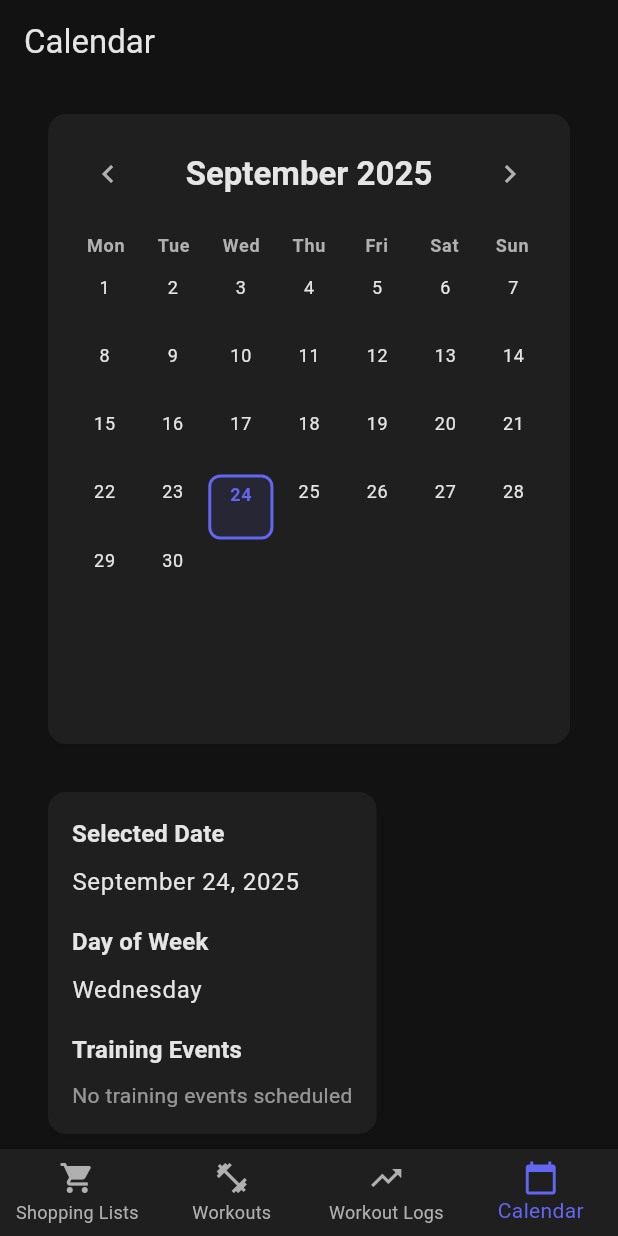
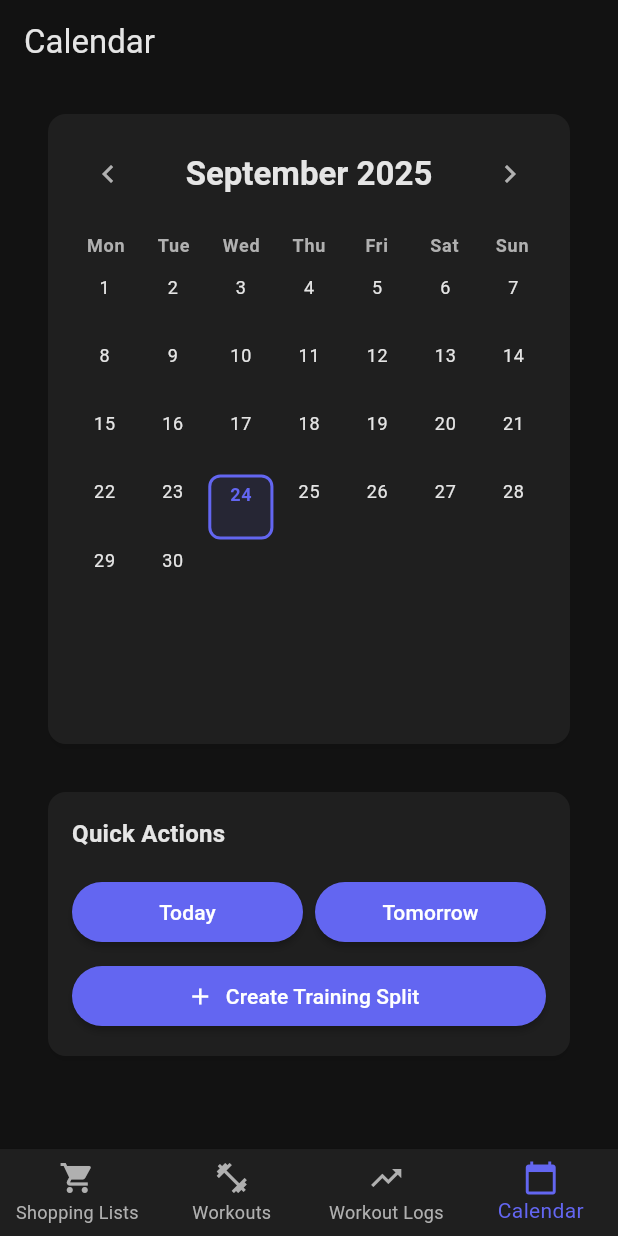
Before and after one commit to xDeZex/universal, a Flutter app: the screen it shows after launch, item 4 of the bottom bar chosen, on a phone screen of 412 x 824 dp. Run offline on Flutter 3.47's test engine with Material 3 defaults, Android fonts, the phone set to English and light mode, and no system bars; our stand-ins replace fl_chart, shared_preferences.

Commit message:
remove: DateInfoCard from calendar screen
- Remove DateInfoCard widget and import from calendar screen
- Delete DateInfoCard widget implementation file
- Delete DateInfoCard test files (date_info_card_test.dart, date_info_card_with_events_test.dart)
- Update calendar integration tests to remove DateInfoCard expectations
- Update calendar screen tests to remove DateInfoCard references
- Fix main screen test to expect Quick Actions instead of Selected Date
- All tests now pass after removing the date info display box

🤖 Generated with [Claude Code](https://claude.ai/code)

Co-Authored-By: Claude <noreply@anthropic.com>

```diff
--- a/lib/screens/calendar_screen.dart
+++ b/lib/screens/calendar_screen.dart
@@ -1,6 +1,5 @@
 import 'package:flutter/material.dart';
 import '../widgets/calendar_date_card.dart';
-import '../widgets/date_info_card.dart';
 import '../widgets/quick_actions_card.dart';
 import '../widgets/create_training_split_dialog.dart';
 import '../widgets/add_event_dialog.dart';
@@ -37,11 +36,6 @@ class _CalendarScreenState extends State<CalendarScreen> {
               onDateChanged: _updateSelectedDate,
               onDayTap: _showAddEventDialog,
               trainingSplitService: _trainingSplitService,
-            ),
-            const SizedBox(height: 24),
-            DateInfoCard(
-              selectedDate: _selectedDate,
-              events: _trainingSplitService.getEventsForDate(_selectedDate),
             ),
             const SizedBox(height: 24),
             QuickActionsCard(
--- a/lib/widgets/date_info_card.dart
+++ /dev/null
@@ -1,169 +0,0 @@
-import 'package:flutter/material.dart';
-import '../models/calendar_event.dart';
-import '../utils/date_formatter.dart';
-
-class DateInfoCard extends StatelessWidget {
-  const DateInfoCard({
-    super.key,
-    required this.selectedDate,
-    this.events = const [],
-  });
-
-  final DateTime selectedDate;
-  final List<CalendarEvent> events;
-
-  @override
-  Widget build(BuildContext context) {
-    final theme = Theme.of(context);
-
-    return Card(
-      child: Padding(
-        padding: const EdgeInsets.all(16.0),
-        child: Column(
-          crossAxisAlignment: CrossAxisAlignment.start,
-          children: [
-            _buildInfoSection(
-              title: 'Selected Date',
-              content: DateFormatter.formatDate(selectedDate),
-              theme: theme,
-            ),
-            const SizedBox(height: 16),
-            _buildInfoSection(
-              title: 'Day of Week',
-              content: DateFormatter.formatWeekday(selectedDate),
-              theme: theme,
-            ),
-            const SizedBox(height: 16),
-            _buildEventsSection(theme),
-          ],
-        ),
-      ),
-    );
-  }
-
-  Widget _buildInfoSection({
-    required String title,
-    required String content,
-    required ThemeData theme,
-  }) {
-    return Column(
-      crossAxisAlignment: CrossAxisAlignment.start,
-      children: [
-        Text(
-          title,
-          style: theme.textTheme.titleMedium?.copyWith(
-            fontWeight: FontWeight.bold,
-          ),
-        ),
-        const SizedBox(height: 8),
-        Text(
-          content,
-          style: theme.textTheme.bodyLarge,
-        ),
-      ],
-    );
-  }
-
-  Widget _buildEventsSection(ThemeData theme) {
-    if (events.isEmpty) {
-      return Column(
-        crossAxisAlignment: CrossAxisAlignment.start,
-        children: [
-          Text(
-            'Training Events',
-            style: theme.textTheme.titleMedium?.copyWith(
-              fontWeight: FontWeight.bold,
-            ),
-          ),
-          const SizedBox(height: 8),
-          Text(
-            'No training events scheduled',
-            style: theme.textTheme.bodyMedium?.copyWith(
-              color: theme.colorScheme.onSurface.withValues(alpha: 0.6),
-            ),
-          ),
-        ],
-      );
-    }
-
-    return Column(
-      crossAxisAlignment: CrossAxisAlignment.start,
-      children: [
-        Text(
-          'Training Events',
-          style: theme.textTheme.titleMedium?.copyWith(
-            fontWeight: FontWeight.bold,
-          ),
-        ),
-        const SizedBox(height: 8),
-        ...events.map((event) => _buildEventItem(event, theme)),
-      ],
-    );
-  }
-
-  Widget _buildEventItem(CalendarEvent event, ThemeData theme) {
-    final icon = _getEventIcon(event.type);
-    final iconColor = _getEventColor(theme, event.type);
-
-    return Padding(
-      padding: const EdgeInsets.only(bottom: 4),
-      child: Row(
-        children: [
-          Icon(icon, size: 16, color: iconColor),
-          const SizedBox(width: 8),
-          Expanded(
-            child: Column(
-              crossAxisAlignment: CrossAxisAlignment.start,
-              children: [
-                Text(
-                  event.title,
-                  style: theme.textTheme.bodyMedium?.copyWith(
-                    decoration: event.isCompleted ? TextDecoration.lineThrough : null,
-                    color: event.isCompleted
-                        ? theme.colorScheme.onSurface.withValues(alpha: 0.6)
-                        : null,
-                  ),
-                ),
-                if (event.time != null)
-                  Text(
-                    event.time!,
-                    style: theme.textTheme.bodySmall?.copyWith(
-                      color: theme.colorScheme.onSurface.withValues(alpha: 0.7),
-                    ),
-                  ),
-              ],
-            ),
-          ),
-          if (event.isCompleted)
-            Icon(
-              Icons.check_circle,
-              size: 16,
-              color: theme.colorScheme.primary,
-            ),
-        ],
-      ),
-    );
-  }
-
-  IconData _getEventIcon(CalendarEventType type) {
-    switch (type) {
-      case CalendarEventType.workout:
-        return Icons.fitness_center;
-      case CalendarEventType.restDay:
-        return Icons.spa;
-      case CalendarEventType.general:
-        return Icons.event;
-    }
-  }
-
-  Color _getEventColor(ThemeData theme, CalendarEventType type) {
-    switch (type) {
-      case CalendarEventType.workout:
-        return theme.colorScheme.primary;
-      case CalendarEventType.restDay:
-        return theme.colorScheme.secondary;
-      case CalendarEventType.general:
-        return theme.colorScheme.tertiary;
-    }
-  }
-}
```
Also changed, not shown: .claude/settings.local.json, 5 other files.
